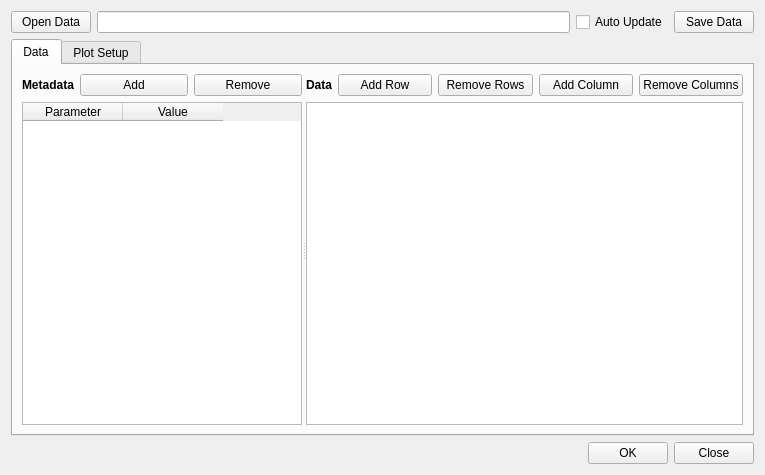
This is UI_Forms/Data_Dialog.ui in chemmatcars/XAnoS as Qt 5 draws it before an edit. The edited form follows.
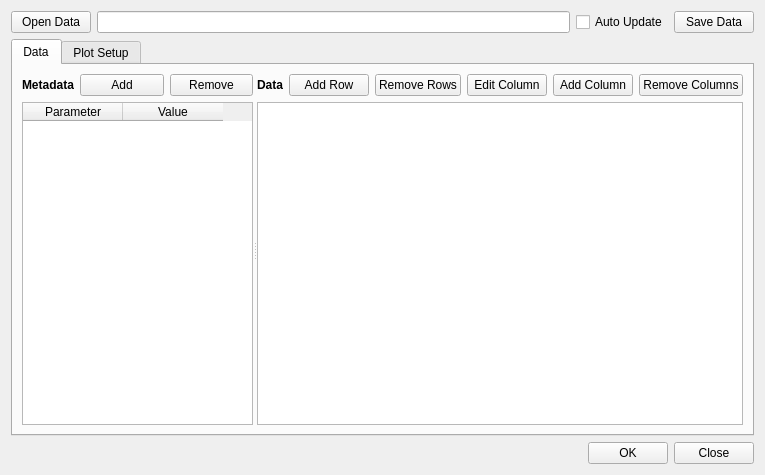
This is the edited form. The open tabs and pages were chosen to show the change.

Commit message: Updated ASAXS_Widget, Chemical_Formula, Data_Dialog, Data_Reduction_Client, Fit_Routines, Fit_Widget, PlotWidget, readData Updated functions Sphere_Uniform, SphereicalShell_expDecay Updated UI_Forms Data_Dialog, Data_Reduction_Client

```diff
--- a/UI_Forms/Data_Dialog.ui
+++ b/UI_Forms/Data_Dialog.ui
@@ -163,6 +163,13 @@
                  </property>
                 </widget>
                </item>
+               <item>
+                <widget class="QPushButton" name="editColumnPushButton">
+                 <property name="text">
+                  <string>Edit Column</string>
+                 </property>
+                </widget>
+               </item>
                <item>
                 <widget class="QPushButton" name="addColumnPushButton">
                  <property name="text">
```
Left out of the diff: 7 changed lines with no effect on the pictures. The commit also changes 16 other files.
